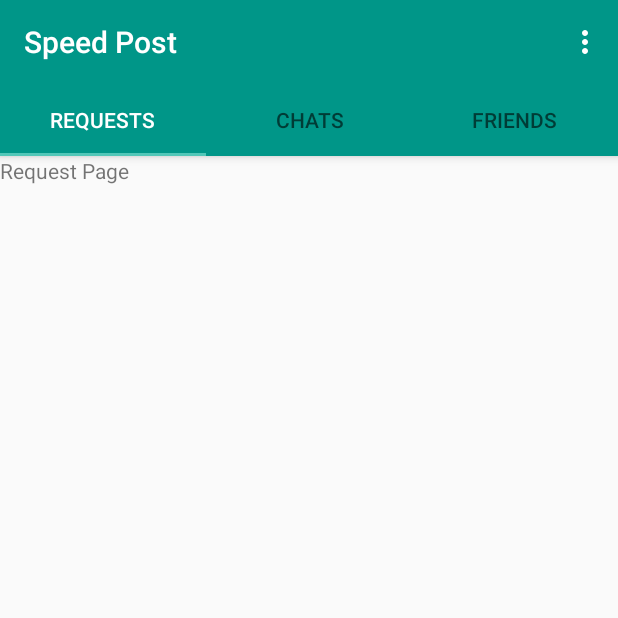
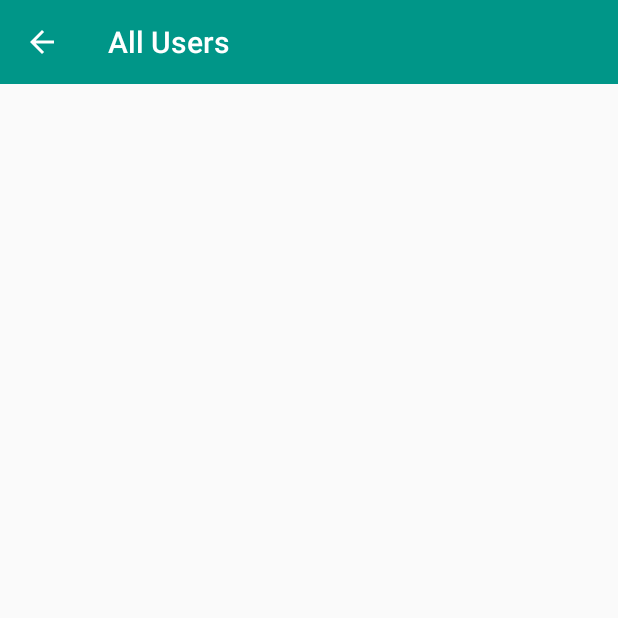
Before and after one commit to BiswadeepMazumder/SpeedPost, an Android app: the screen it shows after launch once a user with an empty profile is signed in (MainActivity before the commit, UsersActivity after it), in the options menu, after a tap on "All Users", on a phone screen of 412 x 824 dp, the top half of it. Run offline under Robolectric (Android 15) with nearby library versions, the phone set to English and light mode, and no system bars; our stand-ins replace Firebase (no records; nobody signed in at launch, a user with empty details on screens opened directly).

Commit message:
User Activity To View all the users

```diff
--- a/app/build.gradle
+++ b/app/build.gradle
@@ -52,4 +52,5 @@ dependencies {
 
 
 
+
 apply plugin: 'com.google.gms.google-services'
--- a/app/src/main/java/android/meraki/speedpost/MainActivity.java
+++ b/app/src/main/java/android/meraki/speedpost/MainActivity.java
@@ -88,6 +88,12 @@ public class MainActivity extends AppCompatActivity {
             startActivity(settingsIntent);
         }
 
+        if(item.getItemId() == R.id.main_users_button)
+        {
+            Intent settingsIntent = new Intent(MainActivity.this, UsersActivity.class);
+            startActivity(settingsIntent);
+        }
+
          return true;
     }
 }
--- /dev/null
+++ b/app/src/main/java/android/meraki/speedpost/UsersActivity.java
@@ -0,0 +1,27 @@
+package android.meraki.speedpost;
+
+import android.support.v7.app.AppCompatActivity;
+import android.os.Bundle;
+import android.support.v7.widget.RecyclerView;
+import android.support.v7.widget.Toolbar;
+
+public class UsersActivity extends AppCompatActivity {
+
+    private Toolbar mToolBar;
+    private RecyclerView mUsersList;
+
+    @Override
+    protected void onCreate(Bundle savedInstanceState) {
+        super.onCreate(savedInstanceState);
+        setContentView(R.layout.activity_users);
+
+        mToolBar = findViewById(R.id.allUser_page_toolbar);
+        setSupportActionBar(mToolBar);
+        getSupportActionBar().setTitle("All Users");
+        getSupportActionBar().setDisplayHomeAsUpEnabled(true);
+
+        mUsersList = findViewById(R.id.Users_view);
+
+
+    }
+}
--- /dev/null
+++ b/app/src/main/res/layout/activity_users.xml
@@ -0,0 +1,36 @@
+<?xml version="1.0" encoding="utf-8"?>
+<android.support.constraint.ConstraintLayout xmlns:android="http://schemas.android.com/apk/res/android"
+    xmlns:app="http://schemas.android.com/apk/res-auto"
+    xmlns:tools="http://schemas.android.com/tools"
+    android:layout_width="match_parent"
+    android:layout_height="match_parent"
+    tools:context="android.meraki.speedpost.UsersActivity">
+
+    <include
+        android:id="@+id/allUser_page_toolbar"
+        layout="@layout/app_bar_layout"
+        android:layout_width="0dp"
+        android:layout_height="wrap_content"
+        app:layout_constraintEnd_toEndOf="parent"
+        app:layout_constraintHorizontal_bias="0.298"
+        app:layout_constraintStart_toStartOf="parent"
+        app:layout_constraintTop_toTopOf="parent" />
+
+    <android.support.v7.widget.RecyclerView
+        android:id="@+id/Users_view"
+        android:layout_width="match_parent"
+        android:layout_height="586dp"
+        android:layout_marginBottom="8dp"
+        android:layout_marginEnd="8dp"
+        android:layout_marginTop="8dp"
+        app:layout_constraintBottom_toBottomOf="parent"
+        app:layout_constraintEnd_toEndOf="parent"
+        app:layout_constraintHorizontal_bias="0.0"
+        app:layout_constraintStart_toStartOf="parent"
+        app:layout_constraintTop_toBottomOf="@+id/allUser_page_toolbar">
+
+    </android.support.v7.widget.RecyclerView>
+
+
+
+</android.support.constraint.ConstraintLayout>
--- /dev/null
+++ b/app/src/main/res/layout/users_single_view.xml
@@ -0,0 +1,6 @@
+<?xml version="1.0" encoding="utf-8"?>
+<android.support.constraint.ConstraintLayout
+    xmlns:android="http://schemas.android.com/apk/res/android" android:layout_width="match_parent"
+    android:layout_height="match_parent">
+
+</android.support.constraint.ConstraintLayout>
```
Also changed, not shown: app/src/main/AndroidManifest.xml (+14 -10 lines), app/src/main/res/layout/activity_settings.xml (+4 -4 lines).
